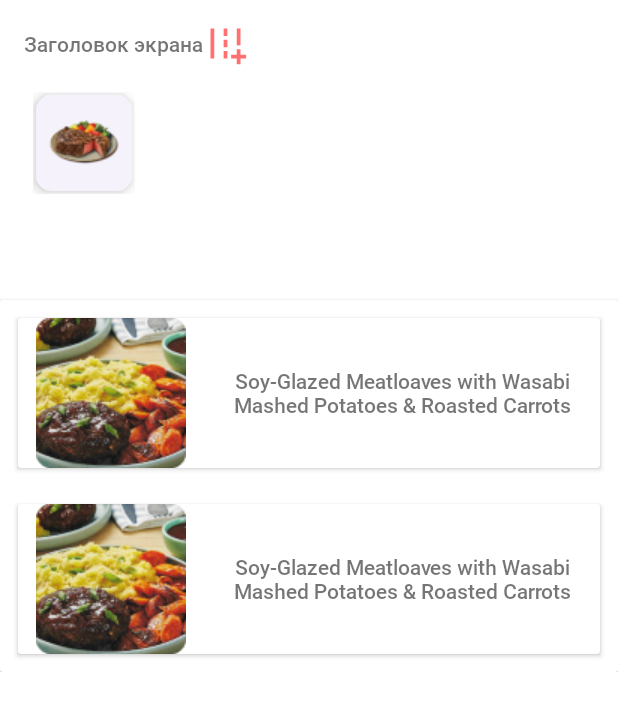
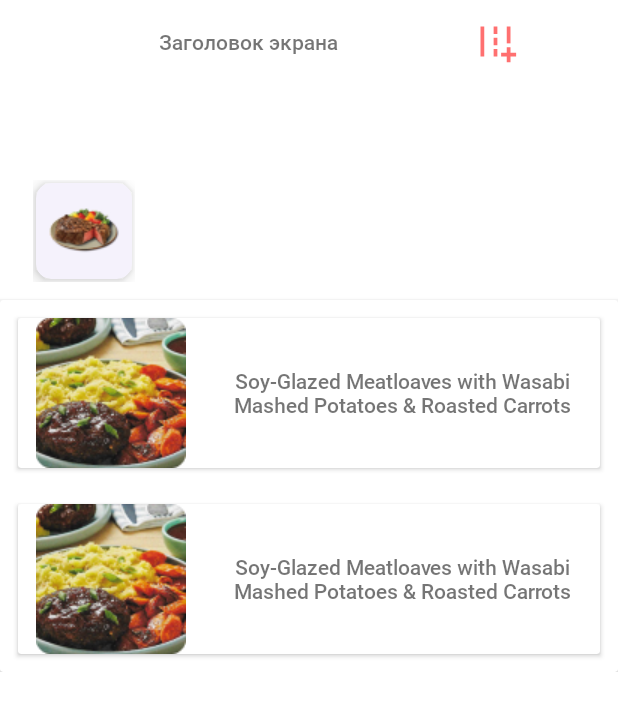
Before and after one commit to vjmo/epam_internship_android_molodchenko, an Android app: the layout fragment_meal_list.xml on its own in the app's theme, with its tools: preview values and no code run, on a phone screen of 412 x 824 dp. Shown: the top 711 px of the screen. Run offline under Robolectric (Android 15) with nearby library versions, the phone set to English and light mode, and no system bars; network calls fail.

Commit message:
[Lection 16] [Molodchenko Veronika] Xml revision

```diff
--- a/lection_8/app/src/main/res/layout/fragment_meal_list.xml
+++ b/lection_8/app/src/main/res/layout/fragment_meal_list.xml
@@ -7,32 +7,13 @@
     tools:context=".MealListFragment"
     tools:ignore="ExtraText">
 
-
-    <androidx.appcompat.widget.Toolbar
+    <include
+        layout="@layout/toolbar_one"
         android:layout_width="match_parent"
         android:layout_height="wrap_content"
-        app:layout_constraintBottom_toTopOf="@+id/rv_category"
         app:layout_constraintEnd_toEndOf="parent"
         app:layout_constraintStart_toStartOf="parent"
-        app:layout_constraintTop_toTopOf="parent">
-
-        <TextView
-            android:id="@+id/txt_activity"
-            android:layout_width="wrap_content"
-            android:layout_height="wrap_content"
-            android:fontFamily="@font/roboto_medium"
-            android:text="Заголовок экрана"
-            app:layout_constraintBottom_toTopOf="@+id/rv_category"
-            app:layout_constraintEnd_toStartOf="@+id/img_filter_icon"
-            app:layout_constraintStart_toStartOf="parent"
-            app:layout_constraintTop_toTopOf="parent" />
-
-        <androidx.appcompat.widget.AppCompatButton
-            android:id="@+id/img_filter_icon"
-            android:layout_width="30dp"
-            android:layout_height="30dp"
-            android:background="@drawable/img_filter"></androidx.appcompat.widget.AppCompatButton>
-    </androidx.appcompat.widget.Toolbar>
+        app:layout_constraintTop_toTopOf="parent" />
 
     <androidx.recyclerview.widget.RecyclerView
         android:id="@+id/rv_category"
@@ -46,7 +27,6 @@
         app:layout_constraintBottom_toTopOf="@+id/cardView"
         app:layout_constraintEnd_toEndOf="parent"
         app:layout_constraintStart_toStartOf="parent"
-        app:layout_constraintTop_toTopOf="parent"
         tools:itemCount="1"
         tools:listitem="@layout/category_item_list" />
 
--- /dev/null
+++ b/lection_8/app/src/main/res/layout/toolbar_one.xml
@@ -0,0 +1,30 @@
+<?xml version="1.0" encoding="utf-8"?>
+<androidx.constraintlayout.widget.ConstraintLayout xmlns:android="http://schemas.android.com/apk/res/android"
+    xmlns:app="http://schemas.android.com/apk/res-auto"
+    xmlns:tools="http://schemas.android.com/tools"
+    android:layout_width="match_parent"
+    android:layout_height="match_parent">
+
+    <androidx.appcompat.widget.Toolbar
+        android:layout_width="match_parent"
+        android:layout_height="wrap_content"
+        app:layout_constraintEnd_toEndOf="parent"
+        app:layout_constraintStart_toStartOf="parent"
+        app:layout_constraintTop_toTopOf="parent">
+
+        <TextView
+            android:id="@+id/txt_activity"
+            android:layout_width="wrap_content"
+            android:layout_height="wrap_content"
+            android:fontFamily="@font/roboto_medium"
+            android:paddingHorizontal="90dp"
+            android:text="Заголовок экрана" />
+
+        <androidx.appcompat.widget.AppCompatButton
+            android:id="@+id/img_filter_icon"
+            android:layout_width="30dp"
+            android:layout_height="30dp"
+            android:background="@drawable/img_filter"></androidx.appcompat.widget.AppCompatButton>
+    </androidx.appcompat.widget.Toolbar>
+
+</androidx.constraintlayout.widget.ConstraintLayout>
```
Also changed, not shown: lection_8/app/src/main/java/com/example/epam_internship_android_molodchenko/MealListFragment.kt (+21 -15 lines), lection_8/app/src/main/res/layout/fragment_filter.xml (+4 -5 lines).
